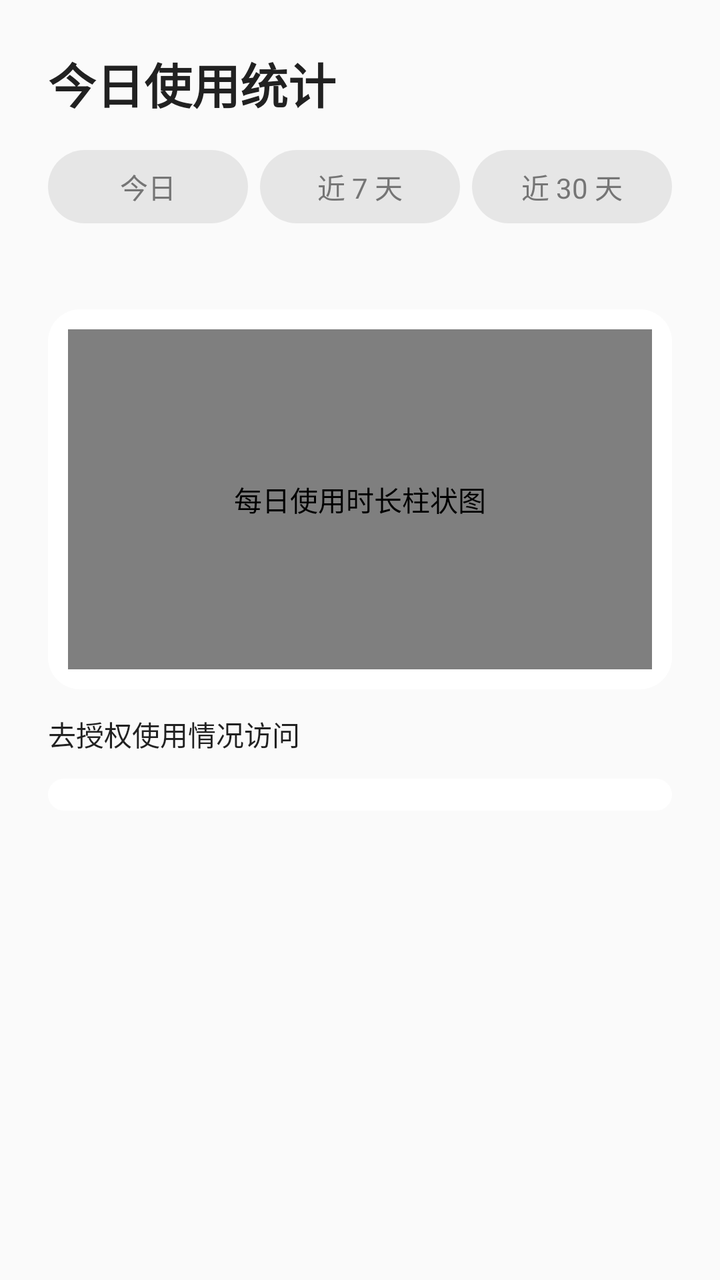
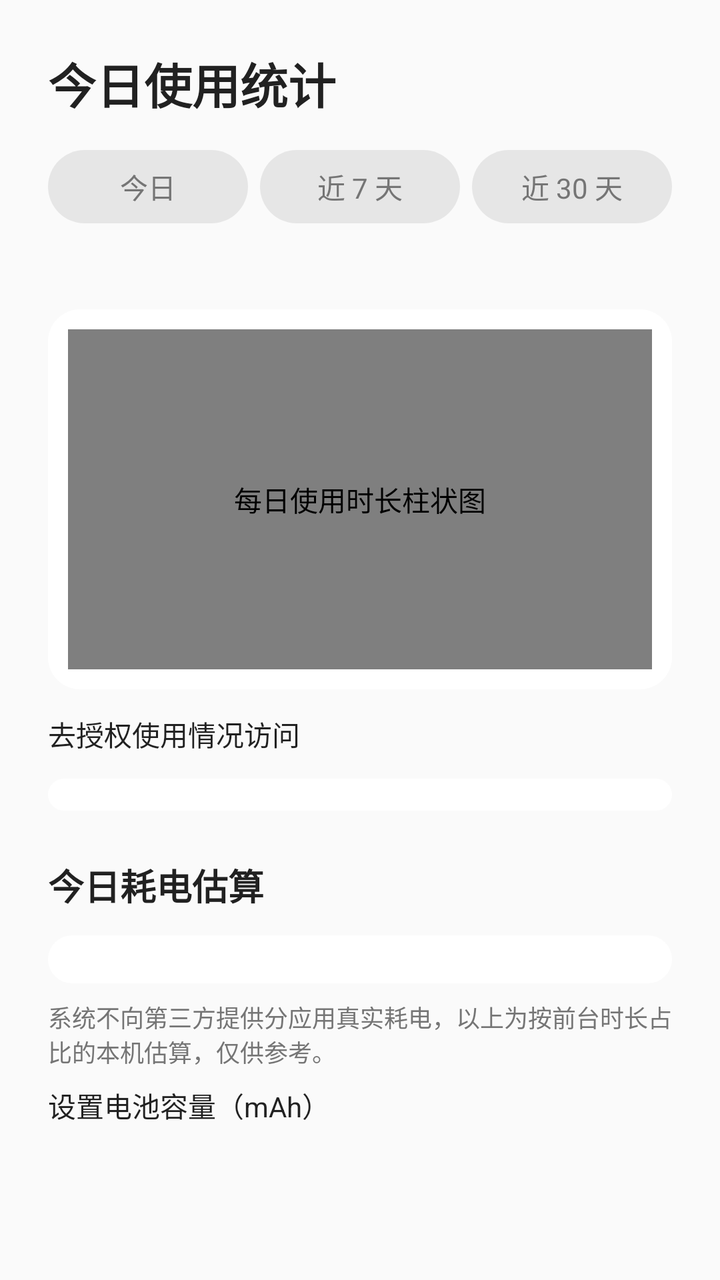

Two renders of the same Android screen: before a commit and after it. Below are the layout's source before the change and the commit's diff.
<!-- AndroidManifest.xml: application theme Theme.AntiLazy -->
<!-- res/layout/activity_usage_stats.xml -->
<?xml version="1.0" encoding="utf-8"?>
<ScrollView xmlns:android="http://schemas.android.com/apk/res/android"
    android:layout_width="match_parent"
    android:layout_height="match_parent"
    android:fillViewport="true">

    <LinearLayout
        android:layout_width="match_parent"
        android:layout_height="wrap_content"
        android:orientation="vertical"
        android:padding="24dp">

        <TextView
            android:id="@+id/tv_usage_title"
            android:layout_width="wrap_content"
            android:layout_height="wrap_content"
            android:text="@string/usage_title"
            android:textColor="@color/text_primary"
            android:textSize="24sp"
            android:textStyle="bold" />

        <LinearLayout
            android:id="@+id/ll_tabs"
            android:layout_width="match_parent"
            android:layout_height="wrap_content"
            android:layout_marginTop="16dp"
            android:orientation="horizontal">

            <TextView
                android:id="@+id/tv_tab_day"
                android:layout_width="0dp"
                android:layout_height="wrap_content"
                android:layout_weight="1"
                android:background="@drawable/bg_tab"
                android:gravity="center"
                android:paddingTop="8dp"
                android:paddingBottom="8dp"
                android:text="@string/usage_tab_today"
                android:textColor="@color/tab_text_color"
                android:textSize="14sp" />

            <Space
                android:layout_width="6dp"
                android:layout_height="1dp" />

            <TextView
                android:id="@+id/tv_tab_week"
                android:layout_width="0dp"
                android:layout_height="wrap_content"
                android:layout_weight="1"
                android:background="@drawable/bg_tab"
                android:gravity="center"
                android:paddingTop="8dp"
                android:paddingBottom="8dp"
                android:text="@string/usage_tab_7d"
                android:textColor="@color/tab_text_color"
                android:textSize="14sp" />

            <Space
                android:layout_width="6dp"
                android:layout_height="1dp" />

            <TextView
                android:id="@+id/tv_tab_month"
                android:layout_width="0dp"
                android:layout_height="wrap_content"
                android:layout_weight="1"
                android:background="@drawable/bg_tab"
                android:gravity="center"
                android:paddingTop="8dp"
                android:paddingBottom="8dp"
                android:text="@string/usage_tab_30d"
                android:textColor="@color/tab_text_color"
                android:textSize="14sp" />
        </LinearLayout>

        <TextView
            android:id="@+id/tv_usage_summary"
            android:layout_width="match_parent"
            android:layout_height="wrap_content"
            android:layout_marginTop="12dp"
            android:textColor="@color/text_secondary"
            android:textSize="14sp" />

        <LinearLayout
            android:layout_width="match_parent"
            android:layout_height="wrap_content"
            android:layout_marginTop="12dp"
            android:background="@drawable/bg_card"
            android:orientation="vertical"
            android:padding="10dp">

            <com.learn.antilazy.UsageBarChartView
                android:id="@+id/usage_chart"
                android:layout_width="match_parent"
                android:layout_height="170dp"
                android:contentDescription="@string/usage_chart_desc" />
        </LinearLayout>

        <Button
            android:id="@+id/btn_grant_usage"
            android:layout_width="match_parent"
            android:layout_height="wrap_content"
            android:layout_marginTop="12dp"
            android:text="@string/usage_grant" />

        <LinearLayout
            android:id="@+id/ll_usage_apps"
            android:layout_width="match_parent"
            android:layout_height="wrap_content"
            android:layout_marginTop="12dp"
            android:background="@drawable/bg_card"
            android:orientation="vertical"
            android:paddingStart="20dp"
            android:paddingTop="8dp"
            android:paddingEnd="20dp"
            android:paddingBottom="8dp" />

    </LinearLayout>
</ScrollView>
<!-- resources referenced by this layout -->
<resources>
  <color name="text_primary">#212121</color>
  <color name="text_secondary">#757575</color>
  <!-- drawable bg_card (drawable) -->
  <?xml version="1.0" encoding="utf-8"?>
  <shape xmlns:android="http://schemas.android.com/apk/res/android" android:shape="rectangle">
      <solid android:color="#FFFFFF" />
      <corners android:radius="16dp" />
  </shape>
  <!-- drawable bg_tab (drawable) -->
  <?xml version="1.0" encoding="utf-8"?>
  <selector xmlns:android="http://schemas.android.com/apk/res/android">
      <item android:state_selected="true">
          <shape>
              <corners android:radius="20dp" />
              <solid android:color="@color/brand" />
          </shape>
      </item>
      <item>
          <shape>
              <corners android:radius="20dp" />
              <solid android:color="#14000000" />
          </shape>
      </item>
  </selector>
  <string name="usage_chart_desc">每日使用时长柱状图</string>
  <string name="usage_grant">去授权使用情况访问</string>
  <string name="usage_tab_30d">近 30 天</string>
  <string name="usage_tab_7d">近 7 天</string>
  <string name="usage_tab_today">今日</string>
  <string name="usage_title">今日使用统计</string>
  <style name="Theme.AntiLazy" parent="android:Theme.Material.Light.NoActionBar">
          <item name="android:colorPrimary">@color/brand</item>
          <item name="android:colorPrimaryDark">@color/brand_dark</item>
          <item name="android:colorAccent">@color/brand</item>
          <item name="android:statusBarColor">@color/brand_dark</item>
          <item name="android:windowBackground">@color/bg</item>
      </style>
  <color name="brand">#F4511E</color>
  <color name="brand_dark">#BF360C</color>
  <color name="bg">#FAFAFA</color>
</resources>

<!-- the commit's change to res/layout/activity_usage_stats.xml (unified diff, before → after) -->
@@ -116,5 +116,43 @@
             android:paddingEnd="20dp"
             android:paddingBottom="8dp" />
 
+        <TextView
+            android:id="@+id/tv_battery_label"
+            android:layout_width="wrap_content"
+            android:layout_height="wrap_content"
+            android:layout_marginTop="24dp"
+            android:text="@string/battery_section_title"
+            android:textColor="@color/text_primary"
+            android:textSize="18sp"
+            android:textStyle="bold" />
+
+        <LinearLayout
+            android:id="@+id/ll_battery"
+            android:layout_width="match_parent"
+            android:layout_height="wrap_content"
+            android:layout_marginTop="12dp"
+            android:background="@drawable/bg_card"
+            android:orientation="vertical"
+            android:paddingStart="20dp"
+            android:paddingTop="12dp"
+            android:paddingEnd="20dp"
+            android:paddingBottom="12dp" />
+
+        <TextView
+            android:id="@+id/tv_battery_note"
+            android:layout_width="match_parent"
+            android:layout_height="wrap_content"
+            android:layout_marginTop="8dp"
+            android:text="@string/battery_disclaimer"
+            android:textColor="@color/text_secondary"
+            android:textSize="12sp" />
+
+        <Button
+            android:id="@+id/btn_set_capacity"
+            android:layout_width="match_parent"
+            android:layout_height="wrap_content"
+            android:layout_marginTop="8dp"
+            android:text="@string/battery_set_capacity" />
+
     </LinearLayout>
 </ScrollView>
<!-- resource entries referenced after the edit -->
@@ -24,6 +24,9 @@
           </shape>
       </item>
   </selector>
+  <string name="battery_disclaimer">系统不向第三方提供分应用真实耗电，以上为按前台时长占比的本机估算，仅供参考。</string>
+  <string name="battery_section_title">今日耗电估算</string>
+  <string name="battery_set_capacity">设置电池容量（mAh）</string>
   <string name="usage_chart_desc">每日使用时长柱状图</string>
   <string name="usage_grant">去授权使用情况访问</string>
   <string name="usage_tab_30d">近 30 天</string>
